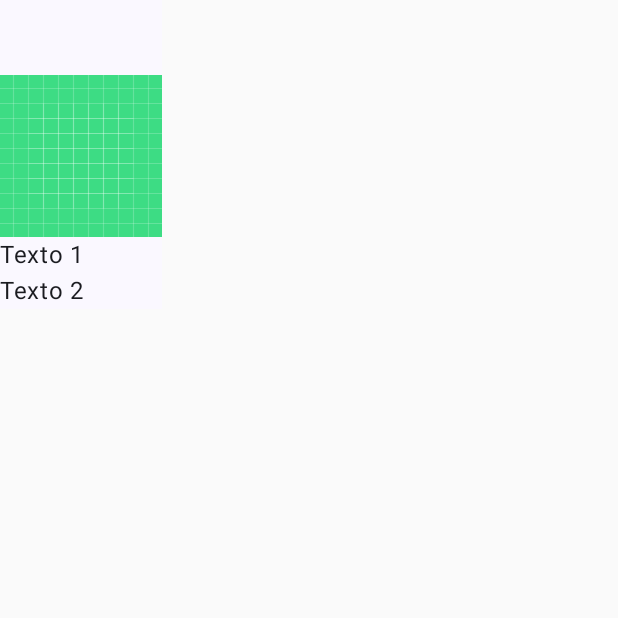
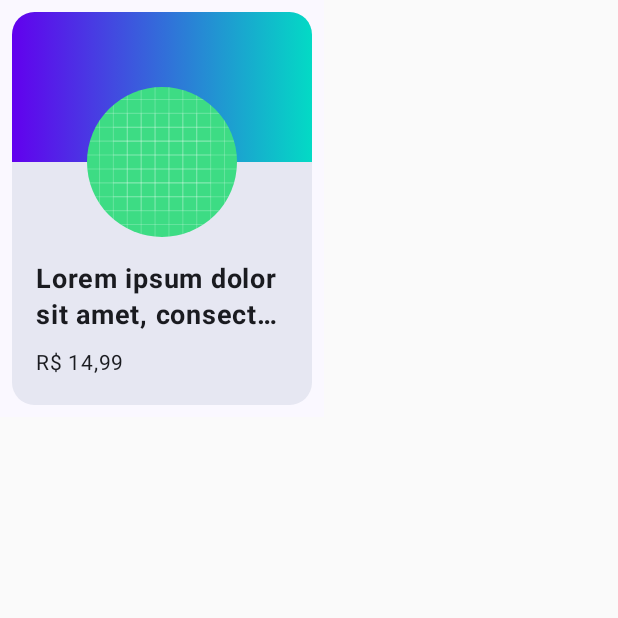
Before and after one commit to matheusfinamor1/JetpackCompose_CriandoUmAppAndroid, an Android app built with Jetpack Compose: the screen it shows after launch (MainActivity), on a phone screen of 412 x 824 dp, the top half of it. Run offline under Robolectric (Android 15) with nearby library versions, the phone set to English and light mode, and no system bars.

Commit message:
Personalizando o design do app

```diff
--- a/app/src/main/java/com/example/jetpackcompose_criandoumappandroid/MainActivity.kt
+++ b/app/src/main/java/com/example/jetpackcompose_criandoumappandroid/MainActivity.kt
@@ -4,18 +4,36 @@ import android.os.Bundle
 import androidx.activity.ComponentActivity
 import androidx.activity.compose.setContent
 import androidx.compose.foundation.Image
+import androidx.compose.foundation.background
 import androidx.compose.foundation.layout.Box
 import androidx.compose.foundation.layout.Column
+import androidx.compose.foundation.layout.Spacer
+import androidx.compose.foundation.layout.fillMaxWidth
 import androidx.compose.foundation.layout.height
+import androidx.compose.foundation.layout.heightIn
+import androidx.compose.foundation.layout.offset
+import androidx.compose.foundation.layout.padding
+import androidx.compose.foundation.layout.size
 import androidx.compose.foundation.layout.width
+import androidx.compose.foundation.shape.CircleShape
+import androidx.compose.foundation.shape.RoundedCornerShape
 import androidx.compose.material3.Surface
 import androidx.compose.material3.Text
 import androidx.compose.runtime.Composable
+import androidx.compose.ui.Alignment.Companion.BottomCenter
 import androidx.compose.ui.Modifier
+import androidx.compose.ui.draw.clip
+import androidx.compose.ui.graphics.Brush
 import androidx.compose.ui.res.painterResource
+import androidx.compose.ui.text.font.FontWeight
+import androidx.compose.ui.text.style.TextOverflow
 import androidx.compose.ui.tooling.preview.Preview
+import androidx.compose.ui.tooling.preview.datasource.LoremIpsum
 import androidx.compose.ui.unit.dp
+import androidx.compose.ui.unit.sp
 import com.example.jetpackcompose_criandoumappandroid.ui.theme.JetpackCompose_CriandoUmAppAndroidTheme
+import com.example.jetpackcompose_criandoumappandroid.ui.theme.Purple500
+import com.example.jetpackcompose_criandoumappandroid.ui.theme.Teal200
 
 class MainActivity : ComponentActivity() {
     override fun onCreate(savedInstanceState: Bundle?) {
@@ -33,17 +51,59 @@ class MainActivity : ComponentActivity() {
 @Preview(showBackground = true)
 @Composable
 fun ProductItem() {
-    Column {
-        Box(
+    Surface(
+        modifier = Modifier.padding(8.dp),
+        shape = RoundedCornerShape(15.dp),
+        tonalElevation = 4.dp
+    ) {
+        Column(
             modifier = Modifier
-                .height(50.dp)
-                .width(50.dp)
-        )
-        Image(
-            painter = painterResource(id = R.drawable.ic_launcher_background),
-            contentDescription = "Imagem do produto"
-        )
-        Text(text = "Texto 1")
-        Text(text = "Texto 2")
+                .heightIn(min = 250.dp, max = 300.dp)
+                .width(200.dp)
+        ) {
+            val imageSize = 100.dp
+            Box(
+                modifier = Modifier
+                    .height(imageSize)
+                    .background(
+                        brush = Brush.horizontalGradient(
+                            colors = listOf(
+                                Purple500, Teal200
+                            )
+                        )
+                    )
+                    .fillMaxWidth()
+            ) {
+                Image(
+                    painter = painterResource(id = R.drawable.ic_launcher_background),
+                    contentDescription = "Imagem do produto",
+                    modifier = Modifier
+                        .size(imageSize)
+                        .offset(y = imageSize/2)
+                        .clip(shape = CircleShape)
+                        .align(BottomCenter)
+                )
+            }
+            Spacer(
+                modifier = Modifier
+                    .height(imageSize/2)
+            )
+            Column(modifier = Modifier.padding(16.dp)) {
+                Text(
+                    text = LoremIpsum(50).values.first(),
+                    fontSize = 18.sp,
+                    fontWeight = FontWeight(700),
+                    maxLines = 2,
+                    overflow = TextOverflow.Ellipsis
+                )
+                Text(
+                    text = "R$ 14,99",
+                    modifier = Modifier.padding(top = 8.dp),
+                    fontSize = 14.sp,
+                    fontWeight = FontWeight(400)
+                )
+            }
+        }
+
     }
 }
--- a/app/src/main/java/com/example/jetpackcompose_criandoumappandroid/ui/theme/Color.kt
+++ b/app/src/main/java/com/example/jetpackcompose_criandoumappandroid/ui/theme/Color.kt
@@ -9,3 +9,6 @@ val Pink80 = Color(0xFFEFB8C8)
 val Purple40 = Color(0xFF6650a4)
 val PurpleGrey40 = Color(0xFF625b71)
 val Pink40 = Color(0xFF7D5260)
+
+val Purple500 = Color(0xFF6200EE)
+val Teal200 = Color(0xFF03DAC5)
```
Also changed, not shown: app/src/main/java/com/example/jetpackcompose_criandoumappandroid/ui/components/TestComponents.kt (+96 -3 lines).
